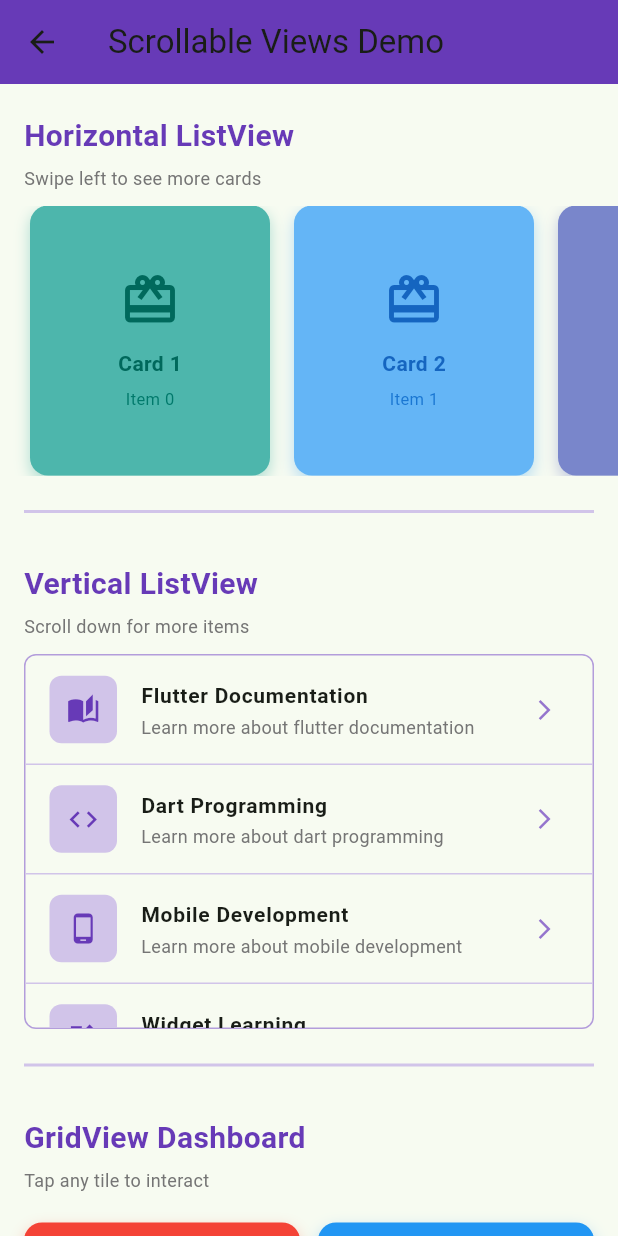
After one commit to kalviumcommunity/S66_02-26_EcoByte_Flutter_PlantConnect, a Flutter app: the ScrollableViews screen opened by its route, on a phone screen of 412 x 824 dp. The commit adds this screen. Run offline on Flutter 3.47's test engine with Material 3 defaults, Android fonts, the phone set to English and light mode, and no system bars; our stand-ins replace cloud_firestore, firebase_auth, firebase_core; accounts and stored records are empty.

Commit message:
Building Scrollable Views with ListView and GridView Widgets

```diff
--- a/plantconnect/lib/main.dart
+++ b/plantconnect/lib/main.dart
@@ -7,6 +7,7 @@ import 'screens/stateless_stateful_demo.dart';
 import 'screens/navigation_demo_home_screen.dart';
 import 'screens/second_screen.dart';
 import 'screens/responsive_layout.dart';
+import 'screens/scrollable_views.dart';
 import 'services/auth_service.dart';
 import 'firebase_options.dart';
 
@@ -33,6 +34,7 @@ class MyApp extends StatelessWidget {
         '/navigation_demo': (_) => const NavigationDemoHomeScreen(),
         '/navigation_demo_second': (_) => const SecondScreen(),
         '/responsive_layout': (_) => const ResponsiveLayout(),
+        '/scrollable_views': (_) => const ScrollableViews(),
       },
       debugShowCheckedModeBanner: false,
     );
--- /dev/null
+++ b/plantconnect/lib/screens/scrollable_views.dart
@@ -0,0 +1,445 @@
+import 'package:flutter/material.dart';
+
+class ScrollableViews extends StatefulWidget {
+  const ScrollableViews({super.key});
+
+  @override
+  State<ScrollableViews> createState() => _ScrollableViewsState();
+}
+
+class _ScrollableViewsState extends State<ScrollableViews> {
+  // Sample data for lists
+  final List<String> listItems = List.generate(20, (i) => 'Item $i');
+
+  // Sample data for grid
+  final List<Map<String, dynamic>> gridItems = [
+    {'title': 'Gallery', 'icon': Icons.image, 'color': Colors.red},
+    {'title': 'Music', 'icon': Icons.music_note, 'color': Colors.blue},
+    {'title': 'Settings', 'icon': Icons.settings, 'color': Colors.green},
+    {'title': 'Profile', 'icon': Icons.person, 'color': Colors.purple},
+    {'title': 'Messages', 'icon': Icons.message, 'color': Colors.orange},
+    {'title': 'Notifications', 'icon': Icons.notifications, 'color': Colors.pink},
+    {'title': 'Favorites', 'icon': Icons.favorite, 'color': Colors.cyan},
+    {'title': 'Download', 'icon': Icons.download, 'color': Colors.amber},
+  ];
+
+  @override
+  Widget build(BuildContext context) {
+    return Scaffold(
+      appBar: AppBar(
+        title: const Text('Scrollable Views Demo'),
+        backgroundColor: Colors.deepPurple,
+        elevation: 0,
+      ),
+      body: SingleChildScrollView(
+        child: Column(
+          crossAxisAlignment: CrossAxisAlignment.start,
+          children: [
+            // 1. HORIZONTAL LISTVIEW SECTION
+            Padding(
+              padding: const EdgeInsets.fromLTRB(16, 20, 16, 10),
+              child: Column(
+                crossAxisAlignment: CrossAxisAlignment.start,
+                children: [
+                  const Text(
+                    'Horizontal ListView',
+                    style: TextStyle(
+                      fontSize: 20,
+                      fontWeight: FontWeight.bold,
+                      color: Colors.deepPurple,
+                    ),
+                  ),
+                  const SizedBox(height: 5),
+                  Text(
+                    'Swipe left to see more cards',
+                    style: TextStyle(
+                      fontSize: 12,
+                      color: Colors.grey[600],
+                    ),
+                  ),
+                ],
+              ),
+            ),
+            SizedBox(
+              height: 180,
+              child: ListView.builder(
+                scrollDirection: Axis.horizontal,
+                padding: const EdgeInsets.symmetric(horizontal: 12),
+                itemCount: listItems.length,
+                itemBuilder: (context, index) {
+                  return _buildHorizontalCard(index);
+                },
+              ),
+            ),
+
+            // DIVIDER
+            Padding(
+              padding: const EdgeInsets.symmetric(vertical: 16, horizontal: 16),
+              child: Divider(
+                thickness: 2,
+                color: Colors.deepPurple.shade100,
+              ),
+            ),
+
+            // 2. VERTICAL LISTVIEW SECTION
+            Padding(
+              padding: const EdgeInsets.fromLTRB(16, 10, 16, 10),
+              child: Column(
+                crossAxisAlignment: CrossAxisAlignment.start,
+                children: [
+                  const Text(
+                    'Vertical ListView',
+                    style: TextStyle(
+                      fontSize: 20,
+                      fontWeight: FontWeight.bold,
+                      color: Colors.deepPurple,
+                    ),
+                  ),
+                  const SizedBox(height: 5),
+                  Text(
+                    'Scroll down for more items',
+                    style: TextStyle(
+                      fontSize: 12,
+                      color: Colors.grey[600],
+                    ),
+                  ),
+                ],
+              ),
+            ),
+            Container(
+              margin: const EdgeInsets.symmetric(horizontal: 16),
+              constraints: const BoxConstraints(maxHeight: 250),
+              decoration: BoxDecoration(
+                border: Border.all(color: Colors.deepPurple.shade200),
+                borderRadius: BorderRadius.circular(8),
+              ),
+              child: ListView.separated(
+                physics: const AlwaysScrollableScrollPhysics(),
+                itemCount: 8,
+                separatorBuilder: (context, index) => Divider(
+                  height: 1,
+                  color: Colors.deepPurple.shade100,
+                ),
+                itemBuilder: (context, index) {
+                  return _buildVerticalListItem(index);
+                },
+              ),
+            ),
+
+            // DIVIDER
+            Padding(
+              padding: const EdgeInsets.symmetric(vertical: 16, horizontal: 16),
+              child: Divider(
+                thickness: 2,
+                color: Colors.deepPurple.shade100,
+              ),
+            ),
+
+            // 3. GRIDVIEW SECTION
+            Padding(
+              padding: const EdgeInsets.fromLTRB(16, 10, 16, 10),
+              child: Column(
+                crossAxisAlignment: CrossAxisAlignment.start,
+                children: [
+                  const Text(
+                    'GridView Dashboard',
+                    style: TextStyle(
+                      fontSize: 20,
+                      fontWeight: FontWeight.bold,
+                      color: Colors.deepPurple,
+                    ),
+                  ),
+                  const SizedBox(height: 5),
+                  Text(
+                    'Tap any tile to interact',
+                    style: TextStyle(
+                      fontSize: 12,
+                      color: Colors.grey[600],
+                    ),
+                  ),
+                ],
+              ),
+            ),
+            Padding(
+              padding: const EdgeInsets.symmetric(horizontal: 16, vertical: 10),
+              child: GridView.builder(
+                shrinkWrap: true,
+                physics: const NeverScrollableScrollPhysics(),
+                gridDelegate: const SliverGridDelegateWithFixedCrossAxisCount(
+                  crossAxisCount: 2,
+                  childAspectRatio: 1.0,
+                  crossAxisSpacing: 12,
+                  mainAxisSpacing: 12,
+                ),
+                itemCount: gridItems.length,
+                itemBuilder: (context, index) {
+                  return _buildGridTile(index);
+                },
+              ),
+            ),
+
+            // 4. STAGGERED GRIDVIEW SECTION
+            Padding(
+              padding: const EdgeInsets.fromLTRB(16, 24, 16, 10),
+              child: Column(
+                crossAxisAlignment: CrossAxisAlignment.start,
+                children: [
+                  const Text(
+                    'Responsive Grid',
+                    style: TextStyle(
+                      fontSize: 20,
+                      fontWeight: FontWeight.bold,
+                      color: Colors.deepPurple,
+                    ),
+                  ),
+                  const SizedBox(height: 5),
+                  Text(
+                    'Grid adapts to screen width',
+                    style: TextStyle(
+                      fontSize: 12,
+                      color: Colors.grey[600],
+                    ),
+                  ),
+                ],
+              ),
+            ),
+            Padding(
+              padding: const EdgeInsets.symmetric(horizontal: 16, vertical: 10),
+              child: _buildResponsiveGrid(),
+            ),
+
+            const SizedBox(height: 24),
+          ],
+        ),
+      ),
+    );
+  }
+
+  // Build horizontal card widget
+  Widget _buildHorizontalCard(int index) {
+    final colors = [
+      Colors.teal,
+      Colors.blue,
+      Colors.indigo,
+      Colors.purple,
+      Colors.pink,
+      Colors.red,
+      Colors.orange,
+      Colors.amber,
+    ];
+
+    return Container(
+      width: 160,
+      margin: const EdgeInsets.symmetric(horizontal: 8),
+      decoration: BoxDecoration(
+        color: colors[index % colors.length].shade300,
+        borderRadius: BorderRadius.circular(12),
+        boxShadow: [
+          BoxShadow(
+            color: colors[index % colors.length].withOpacity(0.3),
+            blurRadius: 8,
+            offset: const Offset(0, 4),
+          ),
+        ],
+      ),
+      child: Column(
+        mainAxisAlignment: MainAxisAlignment.center,
+        children: [
+          Icon(
+            Icons.card_giftcard,
+            size: 40,
+            color: colors[index % colors.length].shade800,
+          ),
+          const SizedBox(height: 12),
+          Text(
+            'Card ${index + 1}',
+            style: TextStyle(
+              fontSize: 14,
+              fontWeight: FontWeight.bold,
+              color: colors[index % colors.length].shade800,
+            ),
+          ),
+          const SizedBox(height: 6),
+          Text(
+            'Item $index',
+            style: TextStyle(
+              fontSize: 11,
+              color: colors[index % colors.length].shade700,
+            ),
+          ),
+        ],
+      ),
+    );
+  }
+
+  // Build vertical list item widget
+  Widget _buildVerticalListItem(int index) {
+    final titles = [
+      'Flutter Documentation',
+      'Dart Programming',
+      'Mobile Development',
+      'Widget Learning',
+      'State Management',
+      'Performance Tips',
+      'Best Practices',
+      'Advanced Concepts',
+    ];
+
+    final icons = [
+      Icons.auto_stories,
+      Icons.code,
+      Icons.phone_android,
+      Icons.widgets,
+      Icons.storage,
+      Icons.speed,
+      Icons.checklist,
+      Icons.school,
+    ];
+
+    return ListTile(
+      leading: Container(
+        width: 45,
+        height: 45,
+        decoration: BoxDecoration(
+          color: Colors.deepPurple.shade100,
+          borderRadius: BorderRadius.circular(8),
+        ),
+        child: Icon(
+          icons[index],
+          color: Colors.deepPurple,
+          size: 22,
+        ),
+      ),
+      title: Text(
+        titles[index],
+        style: const TextStyle(
+          fontWeight: FontWeight.w600,
+          fontSize: 14,
+        ),
+      ),
+      subtitle: Text(
+        'Learn more about ${titles[index].toLowerCase()}',
+        style: TextStyle(
+          fontSize: 12,
+          color: Colors.grey[600],
+        ),
+      ),
+      trailing: Icon(
+        Icons.arrow_forward_ios,
+        size: 16,
+        color: Colors.deepPurple.shade300,
+      ),
+      onTap: () {
+        ScaffoldMessenger.of(context).showSnackBar(
+          SnackBar(
+            content: Text('Tapped: ${titles[index]}'),
+            duration: const Duration(milliseconds: 500),
+          ),
+        );
+      },
+    );
+  }
+
+  // Build grid tile widget
+  Widget _buildGridTile(int index) {
+    final item = gridItems[index];
+
+    return GestureDetector(
+      onTap: () {
+        ScaffoldMessenger.of(context).showSnackBar(
+          SnackBar(
+            content: Text('Opened: ${item['title']}'),
+            duration: const Duration(milliseconds: 500),
+          ),
+        );
+      },
+      child: Container(
+        decoration: BoxDecoration(
+          color: item['color'] as Color,
+          borderRadius: BorderRadius.circular(12),
+          boxShadow: [
+            BoxShadow(
+              color: (item['color'] as Color).withOpacity(0.3),
+              blurRadius: 8,
+              offset: const Offset(0, 4),
+            ),
+          ],
+        ),
+        child: Column(
+          mainAxisAlignment: MainAxisAlignment.center,
+          children: [
+            Icon(
+              item['icon'] as IconData,
+              size: 48,
+              color: Colors.white,
+            ),
+            const SizedBox(height: 12),
+            Text(
+              item['title'] as String,
+              style: const TextStyle(
+                fontSize: 14,
+                fontWeight: FontWeight.bold,
+                color: Colors.white,
+              ),
+              textAlign: TextAlign.center,
+            ),
+          ],
+        ),
+      ),
+    );
+  }
+
+  // Build responsive grid
+  Widget _buildResponsiveGrid() {
+    final screenWidth = MediaQuery.of(context).size.width;
+    final crossAxisCount = screenWidth > 600 ? 4 : 3;
+
+    return GridView.builder(
+      shrinkWrap: true,
+      physics: const NeverScrollableScrollPhysics(),
+      gridDelegate: SliverGridDelegateWithFixedCrossAxisCount(
+        crossAxisCount: crossAxisCount,
+        childAspectRatio: 1.0,
+        crossAxisSpacing: 8,
+        mainAxisSpacing: 8,
+      ),
+      itemCount: 12,
+      itemBuilder: (context, index) {
+        return Container(
+          decoration: BoxDecoration(
+            gradient: LinearGradient(
+              colors: [
+                Colors.deepPurple.shade300,
+                Colors.deepPurple.shade600,
+              ],
+              begin: Alignment.topLeft,
+              end: Alignment.bottomRight,
+            ),
+            borderRadius: BorderRadius.circular(8),
+          ),
+          child: Column(
+            mainAxisAlignment: MainAxisAlignment.center,
+            children: [
+              Text(
+                '${index + 1}',
+                style: const TextStyle(
+                  fontSize: 24,
+                  fontWeight: FontWeight.bold,
+                  color: Colors.white,
+                ),
+              ),
+              const SizedBox(height: 4),
+              Text(
+                'Item',
+                style: TextStyle(
+                  fontSize: 10,
+                  color: Colors.white.withOpacity(0.8),
+                ),
+              ),
+            ],
+          ),
+        );
+      },
+    );
+  }
+}
```
Also changed, not shown: 1 other file.
